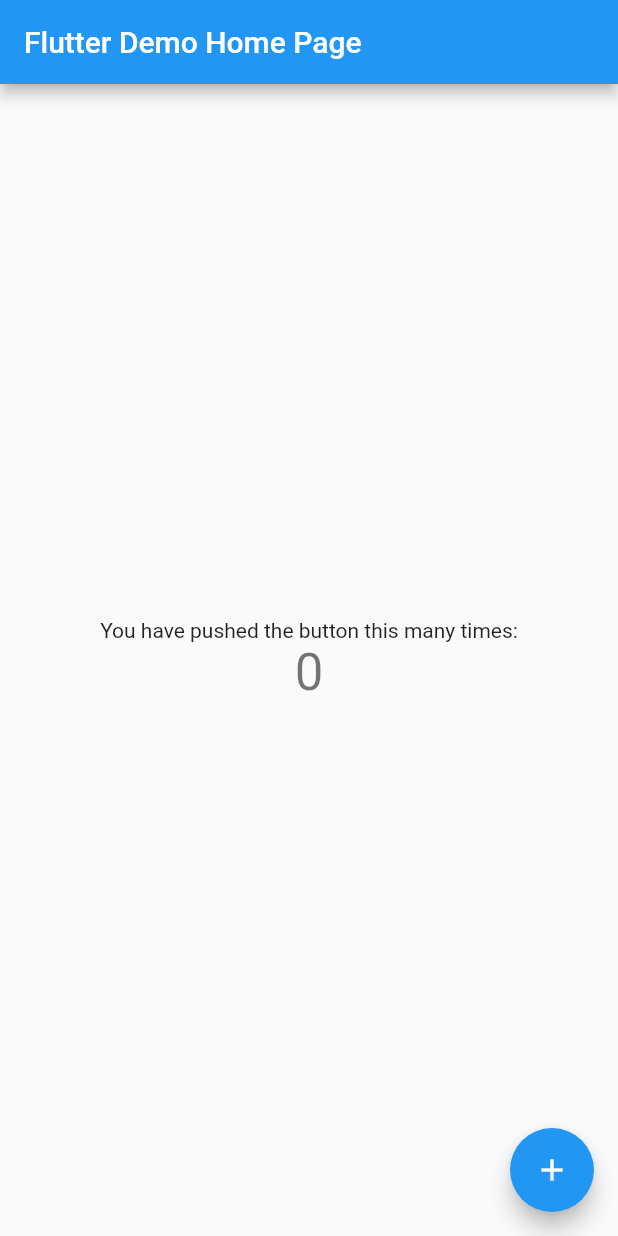
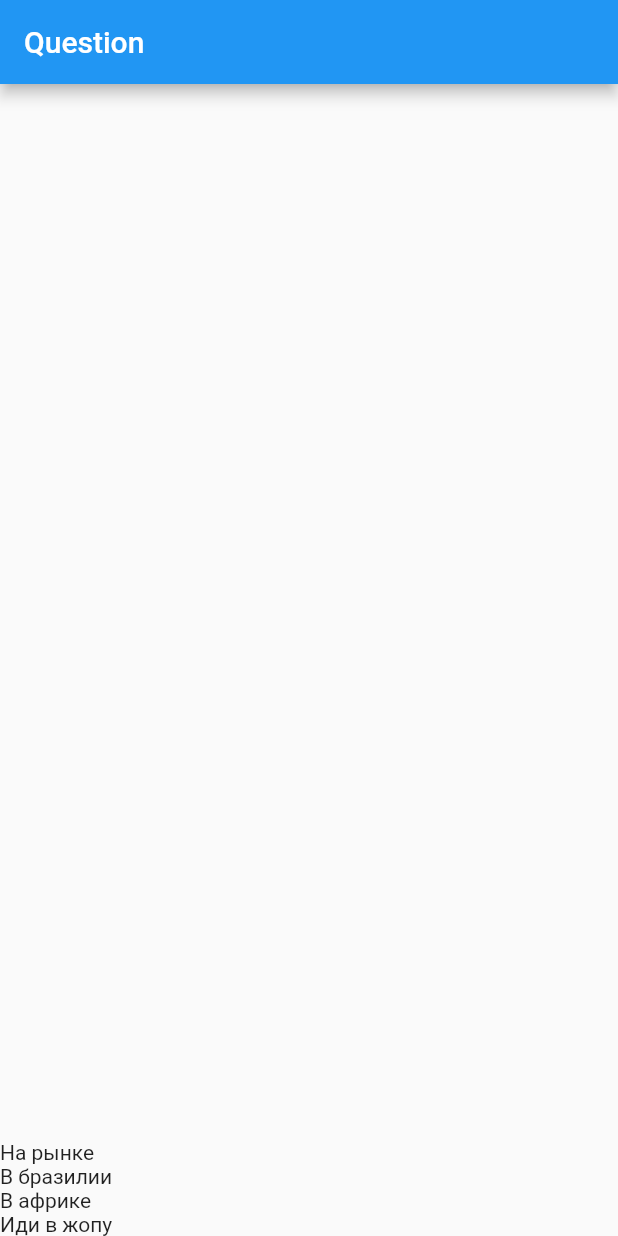
Before and after one commit to rusinikita/peoplenamesgame, a Flutter app: the screen it shows after launch, on a phone screen of 412 x 824 dp. Run offline on Flutter 3.47's test engine with Material 2 defaults, Android fonts, the phone set to English and light mode, and no system bars.

Commit message:
Add simple TextVariantsExercise implementation

```diff
--- a/lib/exercise/entities.dart
+++ b/lib/exercise/entities.dart
@@ -1,5 +1,5 @@
 class TextVariantsExercise extends Exercise<TextVariantsData, String> {
-  TextVariantsExercise(TextVariantsData data, String answer, Rightness rightness) : super(data, answer, rightness);
+  const TextVariantsExercise({TextVariantsData data, String answer, Rightness rightness}) : super(data, answer, rightness);
 }
 
 class Exercise<Data, Answer> {
@@ -7,7 +7,7 @@ class Exercise<Data, Answer> {
   final Answer answer;
   final Rightness rightness;
 
-  Exercise(this.data, this.answer, this.rightness);
+  const Exercise(this.data, this.answer, this.rightness);
 }
 
 enum Rightness { Right, Wrong, Partly }
@@ -17,5 +17,5 @@ class TextVariantsData {
   final String photoLink;
   final List<String> variants;
 
-  TextVariantsData(this.question, this.photoLink, this.variants);
+  const TextVariantsData({this.question, this.photoLink, this.variants});
 }
--- /dev/null
+++ b/lib/exercise/moks.dart
@@ -0,0 +1,10 @@
+import 'entities.dart';
+
+const mockExercise = TextVariantsExercise(
+  data: TextVariantsData(
+      question: 'Где берут бананы?',
+      photoLink: '',
+      variants: ['На рынке', 'В бразилии', 'В африке', 'Иди в жопу']),
+  answer: 'На рынке',
+  rightness: null,
+);
--- /dev/null
+++ b/lib/exercise/widget.dart
@@ -0,0 +1,45 @@
+import 'package:flutter/material.dart';
+import 'package:peoplenames/exercise/entities.dart';
+
+class TextVariantsExerciseWidget extends StatefulWidget {
+  final TextVariantsExercise exercise;
+
+  const TextVariantsExerciseWidget({Key key, this.exercise}) : super(key: key);
+
+  @override
+  _TextVariantsExerciseState createState() =>
+      _TextVariantsExerciseState(exercise);
+}
+
+class _TextVariantsExerciseState extends State<TextVariantsExerciseWidget> {
+  TextVariantsExercise _exercise;
+  String _userAnswer;
+
+  _TextVariantsExerciseState(TextVariantsExercise exercise) {
+    _exercise = exercise;
+  }
+
+  @override
+  Widget build(BuildContext context) {
+    final variants = _exercise.data.variants
+        .map((variant) => Align(
+              alignment: Alignment.centerLeft,
+              child: Text(
+                variant,
+              ),
+            ))
+        .toList();
+
+    return Scaffold(
+      appBar: AppBar(
+        // Here we take the value from the MyHomePage object that was created by
+        // the App.build method, and use it to set our appbar title.
+        title: Text('Question'),
+      ),
+      body: Column(
+        children: variants,
+        mainAxisAlignment: MainAxisAlignment.end,
+      ),
+    );
+  }
+}
--- a/lib/main.dart
+++ b/lib/main.dart
@@ -1,4 +1,6 @@
 import 'package:flutter/material.dart';
+import 'package:peoplenames/exercise/moks.dart';
+import 'package:peoplenames/exercise/widget.dart';
 
 void main() => runApp(MyApp());
 
@@ -20,92 +22,8 @@ class MyApp extends StatelessWidget {
           // is not restarted.
           primarySwatch: Colors.blue,
         ),
-      home: MyHomePage(title: 'Flutter Demo Home Page'),
-    );
+        home: TextVariantsExerciseWidget(
+          exercise: mockExercise,
+        ));
   }
 }
-
-class MyHomePage extends StatefulWidget {
-  MyHomePage({Key key, this.title}) : super(key: key);
-
-  // This widget is the home page of your application. It is stateful, meaning
-  // that it has a State object (defined below) that contains fields that affect
-  // how it looks.
-
-  // This class is the configuration for the state. It holds the values (in this
-  // case the title) provided by the parent (in this case the App widget) and
-  // used by the build method of the State. Fields in a Widget subclass are
-  // always marked "final".
-
-  final String title;
-
-  @override
-  _MyHomePageState createState() => _MyHomePageState();
-}
-
-class _MyHomePageState extends State<MyHomePage> {
-  int _counter = 0;
-
-  void _incrementCounter() {
-    setState(() {
-      // This call to setState tells the Flutter framework that something has
-      // changed in this State, which causes it to rerun the build method below
-      // so that the display can reflect the updated values. If we changed
-      // _counter without calling setState(), then the build method would not be
-      // called again, and so nothing would appear to happen.
-      _counter++;
-    });
-  }
-
-  @override
-  Widget build(BuildContext context) {
-    // This method is rerun every time setState is called, for instance as done
-    // by the _incrementCounter method above.
-    //
-    // The Flutter framework has been optimized to make rerunning build methods
-    // fast, so that you can just rebuild anything that needs updating rather
-    // than having to individually change instances of widgets.
-    return Scaffold(
-      appBar: AppBar(
-        // Here we take the value from the MyHomePage object that was created by
-        // the App.build method, and use it to set our appbar title.
-        title: Text(widget.title),
-      ),
-      body: Center(
-        // Center is a layout widget. It takes a single child and positions it
-        // in the middle of the parent.
-        child: Column(
-          // Column is also layout widget. It takes a list of children and
-          // arranges them vertically. By default, it sizes itself to fit its
-          // children horizontally, and tries to be as tall as its parent.
-          //
-          // Invoke "debug painting" (press "p" in the console, choose the
-          // "Toggle Debug Paint" action from the Flutter Inspector in Android
-          // Studio, or the "Toggle Debug Paint" command in Visual Studio Code)
-          // to see the wireframe for each widget.
-          //
-          // Column has various properties to control how it sizes itself and
-          // how it positions its children. Here we use mainAxisAlignment to
-          // center the children vertically; the main axis here is the vertical
-          // axis because Columns are vertical (the cross axis would be
-          // horizontal).
-          mainAxisAlignment: MainAxisAlignment.center,
-          children: <Widget>[
-            Text(
-              'You have pushed the button this many times:',
-            ),
-            Text(
-              '$_counter',
-              style: Theme.of(context).textTheme.display1,
-            ),
-          ],
-        ),
-      ),
-      floatingActionButton: FloatingActionButton(
-        onPressed: _incrementCounter,
-        tooltip: 'Increment',
-        child: Icon(Icons.add),
-      ), // This trailing comma makes auto-formatting nicer for build methods.
-    );
-  }
-}
```
Lines whose indentation alone changed are shown as unchanged.
